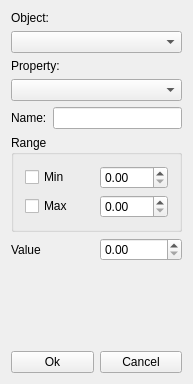
Before: the Qt Designer form Parametric/AddParameter.ui in David-Estevez/Parametric, drawn with Qt 5.
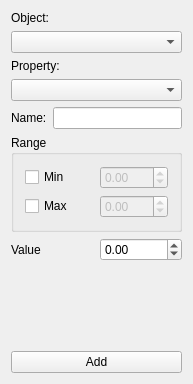
After: the same form once the commit is applied.

```diff
--- a/Parametric/AddParameter.ui
+++ b/Parametric/AddParameter.ui
@@ -64,7 +64,14 @@
          </widget>
         </item>
         <item>
-         <widget class="QDoubleSpinBox" name="doubleSpinBox"/>
+         <widget class="QDoubleSpinBox" name="doubleSpinBox">
+          <property name="enabled">
+           <bool>false</bool>
+          </property>
+          <property name="minimum">
+           <double>-99.989999999999995</double>
+          </property>
+         </widget>
         </item>
        </layout>
       </item>
@@ -79,12 +86,18 @@
         </item>
         <item>
          <widget class="QDoubleSpinBox" name="doubleSpinBox_2">
+          <property name="enabled">
+           <bool>false</bool>
+          </property>
           <property name="readOnly">
            <bool>false</bool>
           </property>
           <property name="accelerated">
            <bool>false</bool>
           </property>
+          <property name="minimum">
+           <double>-99.989999999999995</double>
+          </property>
          </widget>
         </item>
        </layout>
@@ -109,6 +122,9 @@
        <property name="readOnly">
         <bool>false</bool>
        </property>
+       <property name="minimum">
+        <double>-99.989999999999995</double>
+       </property>
       </widget>
      </item>
     </layout>
@@ -128,17 +144,10 @@
    </item>
    <item>
     <layout class="QHBoxLayout" name="horizontalLayout_5">
-     <item>
-      <widget class="QPushButton" name="pushButton">
-       <property name="text">
-        <string>Ok</string>
-       </property>
-      </widget>
-     </item>
      <item>
       <widget class="QPushButton" name="pushButton_2">
        <property name="text">
-        <string>Cancel</string>
+        <string>Add</string>
        </property>
       </widget>
      </item>
```
